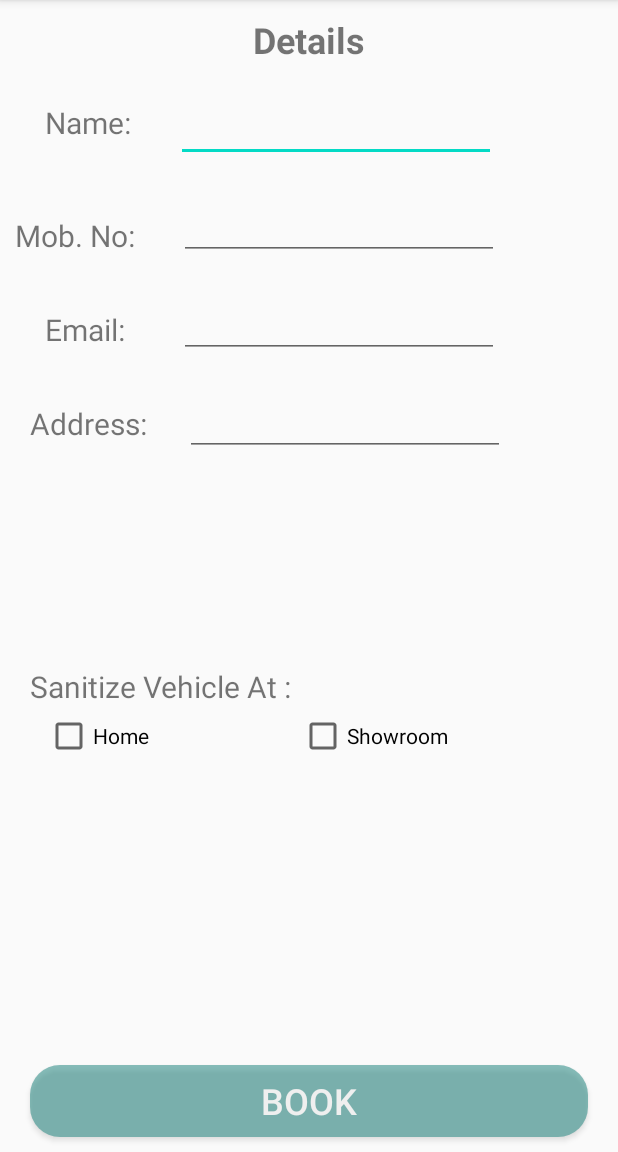
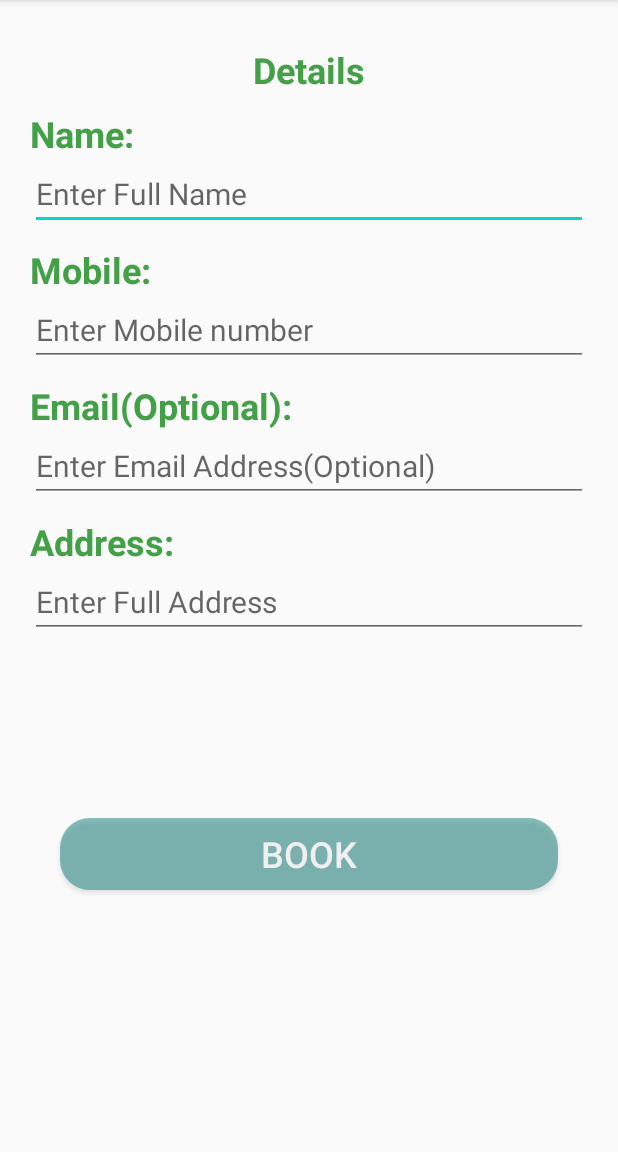
Before and after one commit to 31ravindra/SanitizeMe, an Android app: the UserDetailsActivity screen opened directly, with no data from a screen before it, on a phone screen of 412 x 824 dp, the part 84-1236 px from its top. Run offline under Robolectric (Android 15) with nearby library versions, the phone set to English and light mode, and no system bars; 5 statements that could not run were skipped.

Commit message:
UI Changes

```diff
--- a/SanetizeMe/app/build.gradle
+++ b/SanetizeMe/app/build.gradle
@@ -48,4 +48,6 @@ dependencies {
     implementation 'com.squareup.retrofit2:converter-gson:2.5.0'
     implementation 'com.squareup.okhttp3:okhttp:3.14.6'
     implementation 'com.facebook.android:facebook-android-sdk:[4,5)'
+
+
 }
--- a/SanetizeMe/app/src/main/java/com/sanitizer/sanitizeme/UserDetailsActivity.java
+++ b/SanetizeMe/app/src/main/java/com/sanitizer/sanitizeme/UserDetailsActivity.java
@@ -13,6 +13,7 @@ import android.widget.CheckBox;
 import android.widget.CompoundButton;
 import android.widget.EditText;
 import android.widget.ProgressBar;
+import android.widget.TextView;
 import android.widget.Toast;
 
 import java.util.ArrayList;
@@ -46,6 +47,7 @@ public class UserDetailsActivity extends AppCompatActivity {
     private CheckBox noCB;
     private CheckBox homeCB;
     private  CheckBox showroomCB;
+    private TextView sanitizeText;
     private String isMessageIsActive = "True";
 
     @Override
@@ -58,12 +60,23 @@ public class UserDetailsActivity extends AppCompatActivity {
         showroomAddress = showDetail.getShowroomContact();
         showroomNumber = showDetail.getShowroomAddress();
 
+        homeCB = (CheckBox) findViewById(R.id.homecheckBox);
+        showroomCB = (CheckBox) findViewById(R.id.showroomcheckBox);
+        sanitizeText = (TextView)findViewById(R.id.textlabel);
+
+
         if(selectedCategories.contains("Two Wheeler") || selectedCategories.contains("Four Wheeler")) {
            isTwoOrFourWheeler = true;
            isTFW = "yes";
+           homeCB.setVisibility(View.VISIBLE);
+           showroomCB.setVisibility(View.VISIBLE);
+           sanitizeText.setVisibility(View.VISIBLE);
        } else {
            isTwoOrFourWheeler = false;
            isTFW = "no";
+            homeCB.setVisibility(View.INVISIBLE);
+            showroomCB.setVisibility(View.INVISIBLE);
+            sanitizeText.setVisibility(View.INVISIBLE);
        }
 
         serviceSelected = selectedCategories.toString();
@@ -85,8 +98,8 @@ public class UserDetailsActivity extends AppCompatActivity {
         spinner.setVisibility(View.GONE);
 
 
-        homeCB = (CheckBox) findViewById(R.id.homecheckBox);
-        showroomCB = (CheckBox) findViewById(R.id.showroomcheckBox);
+
+
 
 
 
@@ -296,10 +309,12 @@ public class UserDetailsActivity extends AppCompatActivity {
 //            wrong = false;
 //        }
 
-//        if (isValidMail(email.getText().toString()) == false) {
-//            email.setError("Enter valid email address");
-//            wrong = false;
-//        }
+        if(!isEmpty(email)) {
+            if (isValidMail(email.getText().toString().trim()) == false) {
+                email.setError("Enter valid email address");
+                wrong = false;
+            }
+        }
         return  wrong;
     }
     boolean isEmpty(EditText text) {
@@ -307,24 +322,17 @@ public class UserDetailsActivity extends AppCompatActivity {
         return TextUtils.isEmpty(str);
     }
 
-//    private boolean isValidMail(String email) {
-//        return Pattern.compile("^(\"(91)?[7-9][0-9]{12}\")$").matcher(email).matches();
-//    }
+    private boolean isValidMail(String email){
+
+        return Pattern.compile("^(([\\w-]+\\.)+[\\w-]+|([a-zA-Z]{1}|[\\w-]{2,}))@"
+                + "((([0-1]?[0-9]{1,2}|25[0-5]|2[0-4][0-9])\\.([0-1]?"
+                + "[0-9]{1,2}|25[0-5]|2[0-4][0-9])\\."
+                + "([0-1]?[0-9]{1,2}|25[0-5]|2[0-4][0-9])\\.([0-1]?"
+                + "[0-9]{1,2}|25[0-5]|2[0-4][0-9])){1}|"
+                + "([a-zA-Z]+[\\w-]+\\.)+[a-zA-Z]{2,4})$").matcher(email).matches();
+    }
 
 
-//    private boolean isValidMobile(String phone) {
-//        boolean check;
-//        if(phone.length() < 10 )
-//        {
-//            check = false;
-//           // txtPhone.setError("Not Valid Number");
-//        }
-//        else
-//        {
-//            check = true;
-//        }
-//        return check;
-//    }
 
     private boolean isValidMobile(String phone) {
         if(!Pattern.matches("[a-zA-Z]+", phone)) {
--- /dev/null
+++ b/SanetizeMe/app/src/main/res/drawable/scrollbar.xml
@@ -0,0 +1,9 @@
+<shape android:shape="rectangle"
+    xmlns:android="http://schemas.android.com/apk/res/android">
+    <gradient
+        android:angle="45"
+        android:centerColor="#03DAC5"
+        android:endColor="#148079"
+        android:startColor="#4ABAAE" />
+    <corners android:radius="20dp" />
+</shape>
--- a/SanetizeMe/app/src/main/res/layout/activity_category.xml
+++ b/SanetizeMe/app/src/main/res/layout/activity_category.xml
@@ -30,6 +30,8 @@
         android:layout_marginBottom="80dp"
         android:background="#FAFAFA"
         android:numColumns="2"
+        android:scrollbarFadeDuration="0"
+        android:scrollbarThumbVertical="@drawable/scrollbar"
         app:layout_constraintBottom_toBottomOf="parent"
         app:layout_constraintEnd_toEndOf="parent"
         app:layout_constraintStart_toStartOf="parent"
--- a/SanetizeMe/app/src/main/res/layout/activity_user_details.xml
+++ b/SanetizeMe/app/src/main/res/layout/activity_user_details.xml
@@ -1,191 +1,162 @@
 <?xml version="1.0" encoding="utf-8"?>
-<androidx.constraintlayout.widget.ConstraintLayout xmlns:android="http://schemas.android.com/apk/res/android"
-    xmlns:app="http://schemas.android.com/apk/res-auto"
-    xmlns:tools="http://schemas.android.com/tools"
+<ScrollView
+    xmlns:android="http://schemas.android.com/apk/res/android"
+    android:layout_width="fill_parent"
+    android:layout_height="fill_parent"
+    android:fitsSystemWindows="true">
+
+    <LinearLayout
         android:layout_width="match_parent"
-    android:layout_height="match_parent"
-    tools:context=".UserDetailsActivity">
-
+        android:layout_height="wrap_content"
+        android:orientation="vertical"
+        android:paddingLeft="20dp"
+        android:paddingTop="30dp"
+        android:paddingRight="20dp">
 
         <TextView
-        android:id="@+id/textView6"
-        android:layout_width="wrap_content"
+            android:id="@+id/detailtext"
+            android:layout_width="match_parent"
+            android:layout_height="wrap_content"
+            android:text="Details"
+            android:gravity="center"
+            android:textColor="#43A047"
+            android:textSize="24sp"
+            android:textStyle="bold" />
+
+        <TextView
+            android:id="@+id/namelabel"
+            android:layout_width="match_parent"
             android:layout_height="wrap_content"
             android:layout_marginTop="10dp"
-        android:text="Details"
+            android:text="Name:"
+            android:textColor="#43A047"
             android:textSize="24sp"
-        android:textStyle="bold"
-        app:layout_constraintEnd_toEndOf="parent"
-        app:layout_constraintHorizontal_bias="0.5"
-        app:layout_constraintStart_toStartOf="parent"
-        app:layout_constraintTop_toTopOf="parent" />
+            android:textStyle="bold" />
 
         <EditText
             android:id="@+id/usernametext"
-        android:layout_width="wrap_content"
+            android:layout_width="match_parent"
             android:layout_height="wrap_content"
-        android:layout_marginStart="30dp"
-        android:layout_marginLeft="30dp"
-        android:layout_marginTop="20dp"
             android:ems="10"
+            android:hint="Enter Full Name"
             android:inputType="textPersonName"
-        android:text=""
-        app:layout_constraintStart_toEndOf="@+id/textView7"
-        app:layout_constraintTop_toBottomOf="@+id/textView6" />
+            android:textSize="20sp" />
 
         <TextView
-        android:id="@+id/textView7"
-        android:layout_width="wrap_content"
+            android:id="@+id/moblabel"
+            android:layout_width="match_parent"
             android:layout_height="wrap_content"
-        android:layout_marginStart="30dp"
-        android:layout_marginLeft="30dp"
-        android:layout_marginTop="25dp"
-        android:text="Name:"
-        android:textSize="20sp"
-        app:layout_constraintStart_toStartOf="parent"
-        app:layout_constraintTop_toBottomOf="@+id/textView6" />
-
-    <TextView
-        android:id="@+id/textView8"
-        android:layout_width="wrap_content"
-        android:layout_height="wrap_content"
-        android:layout_marginStart="10dp"
-        android:layout_marginLeft="10dp"
-        android:layout_marginTop="35dp"
-        android:text="Mob. No:"
-        android:textSize="20sp"
-        app:layout_constraintStart_toStartOf="parent"
-        app:layout_constraintTop_toBottomOf="@+id/usernametext" />
+            android:layout_marginTop="10dp"
+            android:text="Mobile:"
+            android:textColor="#43A047"
+            android:textSize="24sp"
+            android:textStyle="bold" />
 
         <EditText
             android:id="@+id/mobtext"
-        android:layout_width="wrap_content"
+            android:layout_width="match_parent"
             android:layout_height="wrap_content"
-        android:layout_marginStart="29dp"
-        android:layout_marginLeft="29dp"
-        android:layout_marginTop="20dp"
             android:ems="10"
-        android:inputType="textPersonName"
-        android:text=""
-        app:layout_constraintStart_toEndOf="@+id/textView8"
-        app:layout_constraintTop_toBottomOf="@+id/usernametext" />
+            android:maxLength="10"
+            android:hint="Enter Mobile number"
+            android:inputType="phone"
+            android:textSize="20sp" />
 
         <TextView
-        android:id="@+id/textView9"
-        android:layout_width="wrap_content"
+            android:id="@+id/emaillabel"
+            android:layout_width="match_parent"
             android:layout_height="wrap_content"
-        android:layout_marginStart="30dp"
-        android:layout_marginLeft="30dp"
-        android:layout_marginTop="35dp"
-        android:text="Email:"
-        android:textSize="20sp"
-        app:layout_constraintStart_toStartOf="parent"
-        app:layout_constraintTop_toBottomOf="@+id/textView8" />
+            android:layout_marginTop="10dp"
+            android:text="Email(Optional):"
+            android:textColor="#43A047"
+            android:textSize="24sp"
+            android:textStyle="bold" />
 
         <EditText
             android:id="@+id/emailtext"
-        android:layout_width="wrap_content"
+            android:layout_width="match_parent"
             android:layout_height="wrap_content"
-        android:layout_marginStart="36dp"
-        android:layout_marginLeft="36dp"
-        android:layout_marginTop="20dp"
             android:ems="10"
-        android:inputType="textPersonName"
-        android:text=""
-        app:layout_constraintStart_toEndOf="@+id/textView9"
-        app:layout_constraintTop_toBottomOf="@+id/mobtext" />
+            android:hint="Enter Email Address(Optional)"
+            android:inputType="textEmailAddress"
+            android:textSize="20sp" />
 
         <TextView
-        android:id="@+id/textView10"
-        android:layout_width="wrap_content"
+            android:id="@+id/addresslabel"
+            android:layout_width="match_parent"
             android:layout_height="wrap_content"
-        android:layout_marginStart="20dp"
-        android:layout_marginLeft="20dp"
-        android:layout_marginTop="35dp"
+            android:layout_marginTop="10dp"
             android:text="Address:"
-        android:textSize="20sp"
-        app:layout_constraintStart_toStartOf="parent"
-        app:layout_constraintTop_toBottomOf="@+id/textView9" />
+            android:textColor="#43A047"
+            android:textSize="24sp"
+            android:textStyle="bold" />
 
         <EditText
             android:id="@+id/addtext"
-        android:layout_width="wrap_content"
+            android:inputType="textMultiLine"
+            android:maxLines="4"
+            android:layout_width="match_parent"
             android:layout_height="wrap_content"
-        android:layout_marginStart="25dp"
-        android:layout_marginLeft="25dp"
-        android:layout_marginTop="20dp"
             android:ems="10"
-        android:inputType="textMultiLine"
-        android:maxLines="3"
-        android:text=""
-        app:layout_constraintStart_toEndOf="@+id/textView10"
-        app:layout_constraintTop_toBottomOf="@+id/emailtext" />
+            android:hint="Enter Full Address"
+            android:textSize="20sp" />
 
         <TextView
-        android:id="@+id/textView16"
-        android:layout_width="300dp"
+            android:id="@+id/textlabel"
+            android:layout_width="match_parent"
             android:layout_height="wrap_content"
-        android:layout_marginStart="20dp"
-        android:layout_marginLeft="20dp"
-        android:layout_marginTop="60dp"
-        android:inputType="textMultiLine"
-        android:maxLines="1"
-        android:text="Sanitize Vehicle At :"
-        android:textSize="20sp"
-        app:layout_constraintStart_toStartOf="parent"
-        app:layout_constraintTop_toBottomOf="@+id/progressBar" />
-
-    <Button
-        android:id="@+id/bookbtn"
-        android:layout_width="0dp"
-        android:layout_height="wrap_content"
-        android:layout_marginStart="20dp"
-        android:layout_marginLeft="20dp"
-        android:layout_marginEnd="20dp"
-        android:layout_marginRight="20dp"
-        android:layout_marginBottom="10dp"
-        android:alpha="0.5"
-        android:background="@drawable/ripple"
-        android:text="Book"
-        android:textColor="#FFFFFF"
+            android:layout_marginTop="10dp"
+            android:text="Sanitize Vehicle At:"
+            android:textColor="#43A047"
             android:textSize="24sp"
-        app:layout_constraintBottom_toBottomOf="parent"
-        app:layout_constraintEnd_toEndOf="parent"
-        app:layout_constraintHorizontal_bias="0.5"
-        app:layout_constraintStart_toStartOf="parent" />
+            android:textStyle="bold" />
 
         <ProgressBar
             android:id="@+id/progressBar"
-        style="?android:attr/progressBarStyleLarge"
-        android:layout_width="wrap_content"
-        android:layout_height="wrap_content"
-        android:layout_centerHorizontal="true"
-        app:layout_constraintBottom_toBottomOf="parent"
-        app:layout_constraintEnd_toEndOf="parent"
-        app:layout_constraintHorizontal_bias="0.5"
-        app:layout_constraintStart_toStartOf="parent"
-        app:layout_constraintTop_toTopOf="parent" />
+            style="?android:attr/progressBarStyle"
+            android:layout_width="match_parent"
+            android:layout_height="wrap_content" />
+
+        <LinearLayout
+            android:layout_width="match_parent"
+            android:layout_height="57dp"
+            android:orientation="horizontal"
+
+
+            >
 
             <CheckBox
                 android:id="@+id/homecheckBox"
                 android:layout_width="wrap_content"
                 android:layout_height="wrap_content"
-        android:layout_marginStart="30dp"
-        android:layout_marginLeft="30dp"
-        android:layout_marginTop="3dp"
-        android:text="Home"
-        app:layout_constraintStart_toStartOf="parent"
-        app:layout_constraintTop_toBottomOf="@+id/textView16" />
+                android:layout_weight="1"
+                android:text="Home" />
 
             <CheckBox
                 android:id="@+id/showroomcheckBox"
                 android:layout_width="wrap_content"
                 android:layout_height="wrap_content"
-        android:layout_marginStart="100dp"
-        android:layout_marginLeft="100dp"
-        android:layout_marginTop="3dp"
-        android:text="Showroom"
-        app:layout_constraintStart_toEndOf="@+id/homecheckBox"
-        app:layout_constraintTop_toBottomOf="@+id/textView16" />
+                android:layout_weight="1"
+                android:text="Showroom" />
 
-</androidx.constraintlayout.widget.ConstraintLayout>
+        </LinearLayout>
+
+        <Button
+            android:id="@+id/bookbtn"
+            android:layout_width="match_parent"
+            android:layout_height="wrap_content"
+            android:layout_marginLeft="20dp"
+            android:layout_marginRight="20dp"
+            android:layout_marginTop="20dp"
+            android:layout_marginBottom="20dp"
+            android:alpha="0.5"
+            android:background="@drawable/ripple"
+            android:textColor="#FFFFFF"
+            android:textSize="24sp"
+            android:layout_weight="1"
+            android:text="Book" />
+
+
+
+    </LinearLayout>
+</ScrollView>
```
Lines whose indentation alone changed are shown as unchanged.
